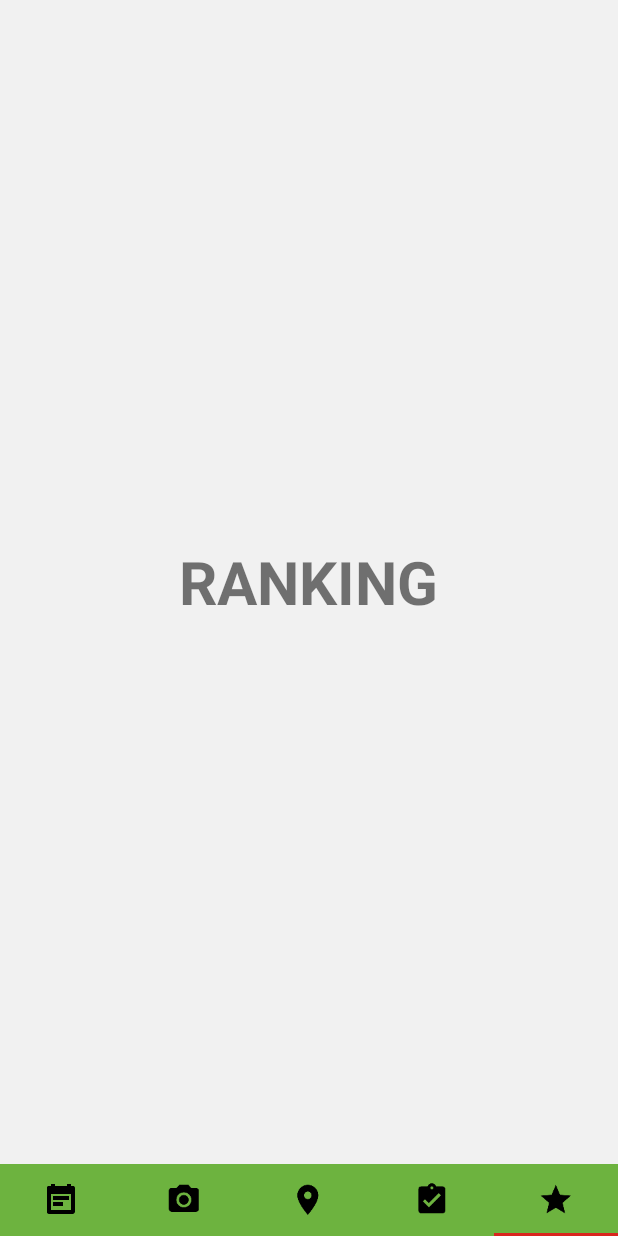
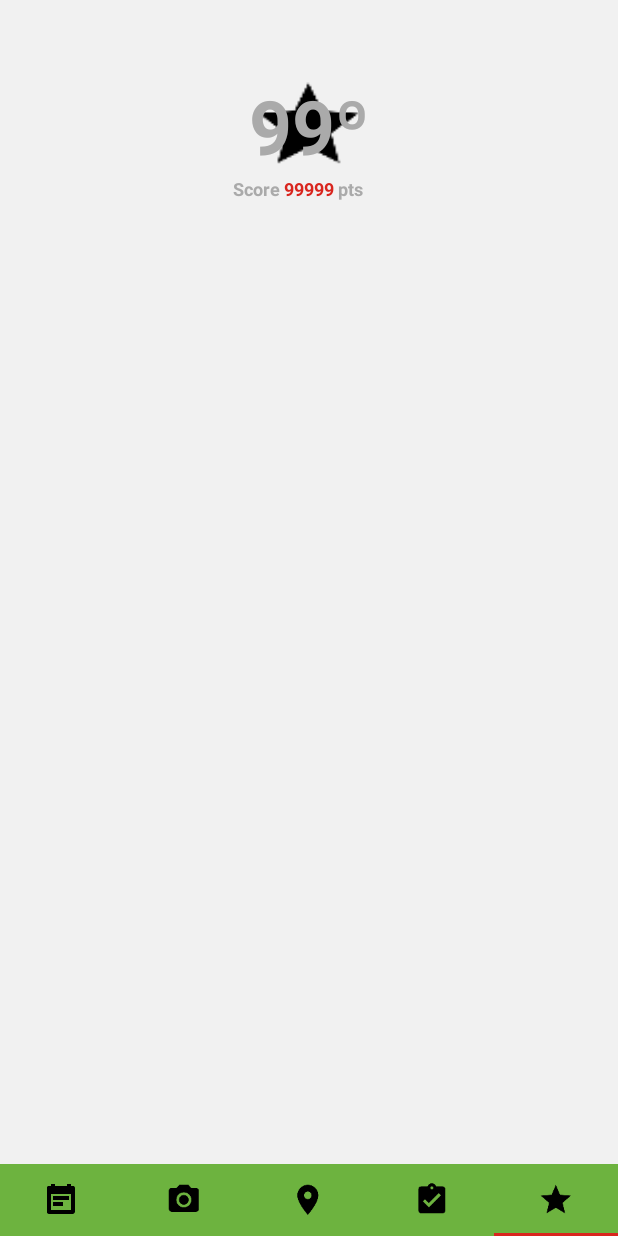
Before and after one commit to marlonmacf/ucd-java-app, an Android app: the screen it shows after launch (MainActivity), item 5 of the bottom bar chosen, on a phone screen of 412 x 824 dp. Run offline under Robolectric (Android 15) with nearby library versions, the phone set to English and light mode, and no system bars.

Commit message:
Added the score and text.

```diff
--- a/app/src/main/res/layout/fragment_ranking.xml
+++ b/app/src/main/res/layout/fragment_ranking.xml
@@ -2,14 +2,67 @@
     xmlns:tools="http://schemas.android.com/tools"
     android:layout_width="match_parent"
     android:layout_height="match_parent"
+    android:paddingTop="50dp"
     tools:context="info.androidhive.materialtabs.fragments.OneFragment">
 
-    <TextView
+    <LinearLayout xmlns:android="http://schemas.android.com/apk/res/android"
+        android:id="@+id/score"
         android:layout_width="wrap_content"
         android:layout_height="wrap_content"
-        android:text="RANKING"
-        android:textSize="40dp"
-        android:textStyle="bold"
-        android:layout_centerInParent="true"/>
+        android:layout_centerHorizontal="true"
+        android:background="@drawable/ic_tab_ranking_dark"
+        android:orientation="vertical">
+
+        <LinearLayout
+            android:layout_width="fill_parent"
+            android:layout_height="fill_parent"
+            android:layout_weight="1"
+            android:gravity="center"
+            android:orientation="vertical">
+
+            <TextView
+                android:layout_width="wrap_content"
+                android:layout_height="wrap_content"
+                android:text="99º"
+                android:textColor="@color/colorForeground"
+                android:textSize="50dp"
+                android:textStyle="bold" />
+
+        </LinearLayout>
+
+    </LinearLayout>
+
+    <TextView
+        android:id="@+id/txtScore"
+        android:layout_width="wrap_content"
+        android:layout_height="wrap_content"
+        android:layout_below="@+id/score"
+        android:layout_toLeftOf="@+id/txtNumber"
+        android:text="Score"
+        android:textColor="@color/colorForeground"
+        android:textSize="12dp"
+        android:textStyle="bold" />
+
+    <TextView
+        android:id="@+id/txtNumber"
+        android:layout_width="wrap_content"
+        android:layout_height="wrap_content"
+        android:layout_below="@+id/score"
+        android:text=" 99999 "
+        android:layout_centerHorizontal="true"
+        android:textColor="@color/colorAccent"
+        android:textSize="12dp"
+        android:textStyle="bold" />
+
+    <TextView
+        android:id="@+id/txtPts"
+        android:layout_width="wrap_content"
+        android:layout_height="wrap_content"
+        android:layout_below="@+id/score"
+        android:layout_toRightOf="@+id/txtNumber"
+        android:text="pts"
+        android:textColor="@color/colorForeground"
+        android:textSize="12dp"
+        android:textStyle="bold" />
 
 </RelativeLayout>
```
Also changed, not shown: 1 other file.
